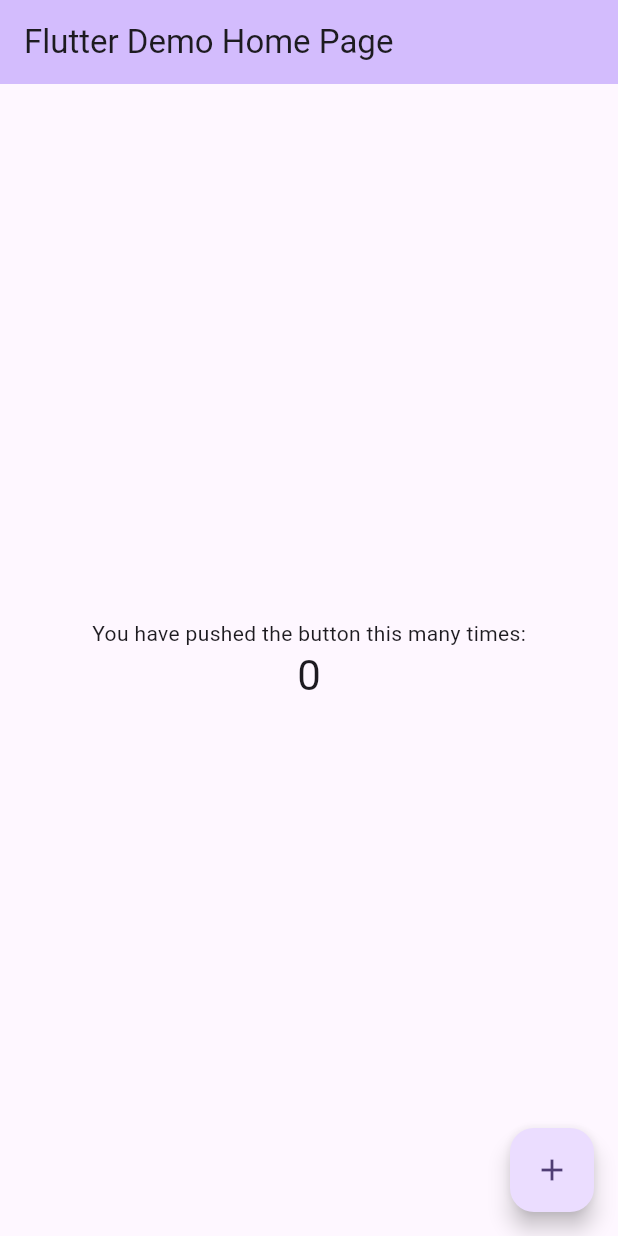
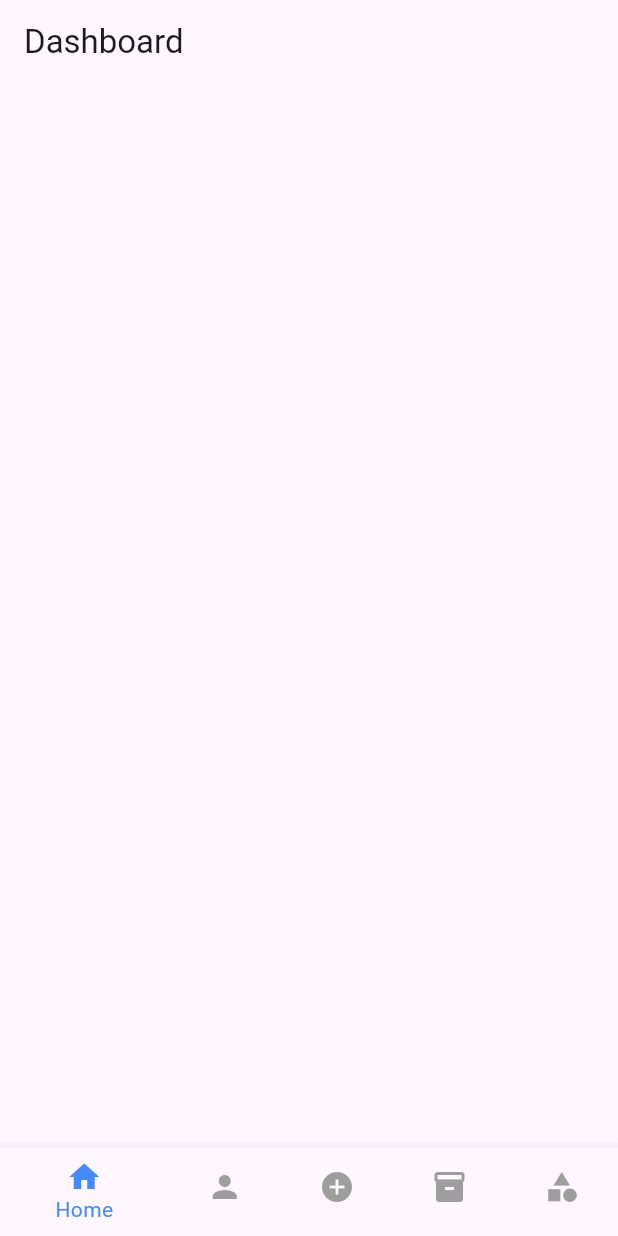
Before and after one commit to sndp231998/HMRODOKAN, a Flutter app: the screen it shows after launch, on a phone screen of 412 x 824 dp. Run offline on Flutter 3.47's test engine with Material 2 defaults, Android fonts, the phone set to English and light mode, and no system bars.

Commit message:
dashboard page: appbar and bottom navigation added

```diff
--- a/lib/main.dart
+++ b/lib/main.dart
@@ -1,4 +1,6 @@
 import 'package:flutter/material.dart';
+
+import 'pages/dashboard.dart';
 
 void main() {
   runApp(const MyApp());
@@ -11,115 +13,13 @@ class MyApp extends StatelessWidget {
   @override
   Widget build(BuildContext context) {
     return MaterialApp(
+      debugShowCheckedModeBanner: false,
       title: 'Flutter Demo',
       theme: ThemeData(
-        // This is the theme of your application.
-        //
-        // TRY THIS: Try running your application with "flutter run". You'll see
-        // the application has a blue toolbar. Then, without quitting the app,
-        // try changing the seedColor in the colorScheme below to Colors.green
-        // and then invoke "hot reload" (save your changes or press the "hot
-        // reload" button in a Flutter-supported IDE, or press "r" if you used
-        // the command line to start the app).
-        //
-        // Notice that the counter didn't reset back to zero; the application
-        // state is not lost during the reload. To reset the state, use hot
-        // restart instead.
-        //
-        // This works for code too, not just values: Most code changes can be
-        // tested with just a hot reload.
         colorScheme: ColorScheme.fromSeed(seedColor: Colors.deepPurple),
         useMaterial3: true,
       ),
-      home: const MyHomePage(title: 'Flutter Demo Home Page'),
+      home: const Dashboard(),
     );
   }
 }
-
-class MyHomePage extends StatefulWidget {
-  const MyHomePage({super.key, required this.title});
-
-  // This widget is the home page of your application. It is stateful, meaning
-  // that it has a State object (defined below) that contains fields that affect
-  // how it looks.
-
-  // This class is the configuration for the state. It holds the values (in this
-  // case the title) provided by the parent (in this case the App widget) and
-  // used by the build method of the State. Fields in a Widget subclass are
-  // always marked "final".
-
-  final String title;
-
-  @override
-  State<MyHomePage> createState() => _MyHomePageState();
-}
-
-class _MyHomePageState extends State<MyHomePage> {
-  int _counter = 0;
-
-  void _incrementCounter() {
-    setState(() {
-      // This call to setState tells the Flutter framework that something has
-      // changed in this State, which causes it to rerun the build method below
-      // so that the display can reflect the updated values. If we changed
-      // _counter without calling setState(), then the build method would not be
-      // called again, and so nothing would appear to happen.
-      _counter++;
-    });
-  }
-
-  @override
-  Widget build(BuildContext context) {
-    // This method is rerun every time setState is called, for instance as done
-    // by the _incrementCounter method above.
-    //
-    // The Flutter framework has been optimized to make rerunning build methods
-    // fast, so that you can just rebuild anything that needs updating rather
-    // than having to individually change instances of widgets.
-    return Scaffold(
-      appBar: AppBar(
-        // TRY THIS: Try changing the color here to a specific color (to
-        // Colors.amber, perhaps?) and trigger a hot reload to see the AppBar
-        // change color while the other colors stay the same.
-        backgroundColor: Theme.of(context).colorScheme.inversePrimary,
-        // Here we take the value from the MyHomePage object that was created by
-        // the App.build method, and use it to set our appbar title.
-        title: Text(widget.title),
-      ),
-      body: Center(
-        // Center is a layout widget. It takes a single child and positions it
-        // in the middle of the parent.
-        child: Column(
-          // Column is also a layout widget. It takes a list of children and
-          // arranges them vertically. By default, it sizes itself to fit its
-          // children horizontally, and tries to be as tall as its parent.
-          //
-          // Column has various properties to control how it sizes itself and
-          // how it positions its children. Here we use mainAxisAlignment to
-          // center the children vertically; the main axis here is the vertical
-          // axis because Columns are vertical (the cross axis would be
-          // horizontal).
-          //
-          // TRY THIS: Invoke "debug painting" (choose the "Toggle Debug Paint"
-          // action in the IDE, or press "p" in the console), to see the
-          // wireframe for each widget.
-          mainAxisAlignment: MainAxisAlignment.center,
-          children: <Widget>[
-            const Text(
-              'You have pushed the button this many times:',
-            ),
-            Text(
-              '$_counter',
-              style: Theme.of(context).textTheme.headlineMedium,
-            ),
-          ],
-        ),
-      ),
-      floatingActionButton: FloatingActionButton(
-        onPressed: _incrementCounter,
-        tooltip: 'Increment',
-        child: const Icon(Icons.add),
-      ), // This trailing comma makes auto-formatting nicer for build methods.
-    );
-  }
-}
--- a/lib/pages/dashboard.dart
+++ b/lib/pages/dashboard.dart
@@ -0,0 +1,46 @@
+import 'package:flutter/material.dart';
+
+class Dashboard extends StatefulWidget {
+  const Dashboard({super.key});
+
+  @override
+  State<Dashboard> createState() => _DashboardState();
+}
+
+class _DashboardState extends State<Dashboard> {
+  int _currentIndex = 0;
+
+  void handleTap(int index) {
+    // change the _currentIndex
+    setState(() {
+      _currentIndex = index;
+    });
+  }
+
+  @override
+  Widget build(BuildContext context) {
+    return Scaffold(
+      appBar: AppBar(
+        title: const Text('Dashboard'),
+      ),
+      bottomNavigationBar: BottomNavigationBar(
+        items: const <BottomNavigationBarItem>[
+          BottomNavigationBarItem(icon: Icon(Icons.home), label: 'Home'),
+          BottomNavigationBarItem(icon: Icon(Icons.person), label: 'Counter'),
+          BottomNavigationBarItem(
+            icon: Icon(Icons.add_circle),
+            label: '',
+          ),
+          BottomNavigationBarItem(
+              icon: Icon(Icons.inventory), label: 'Inventory'),
+          BottomNavigationBarItem(
+              icon: Icon(Icons.category), label: 'Category'),
+        ],
+        currentIndex: _currentIndex,
+        selectedItemColor: Colors.blueAccent,
+        unselectedItemColor: Colors.grey,
+        onTap: handleTap,
+      ),
+    );
+  }
+}
```
